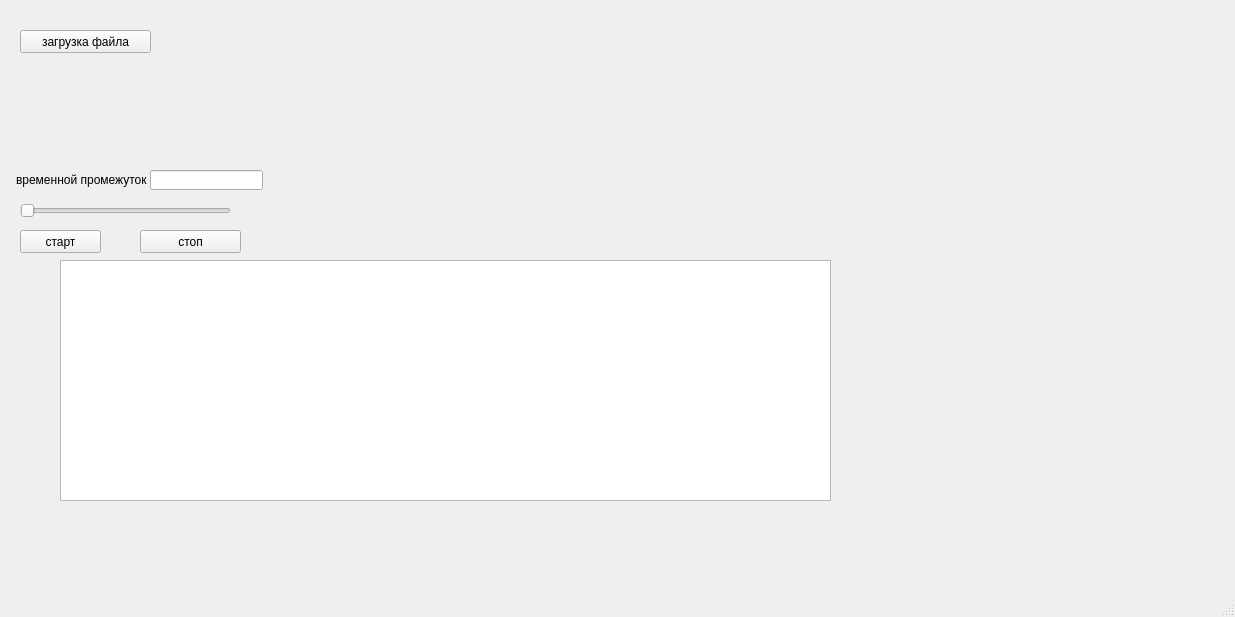
Old version of the form design.ui in the repository nikolamilchev/gui.
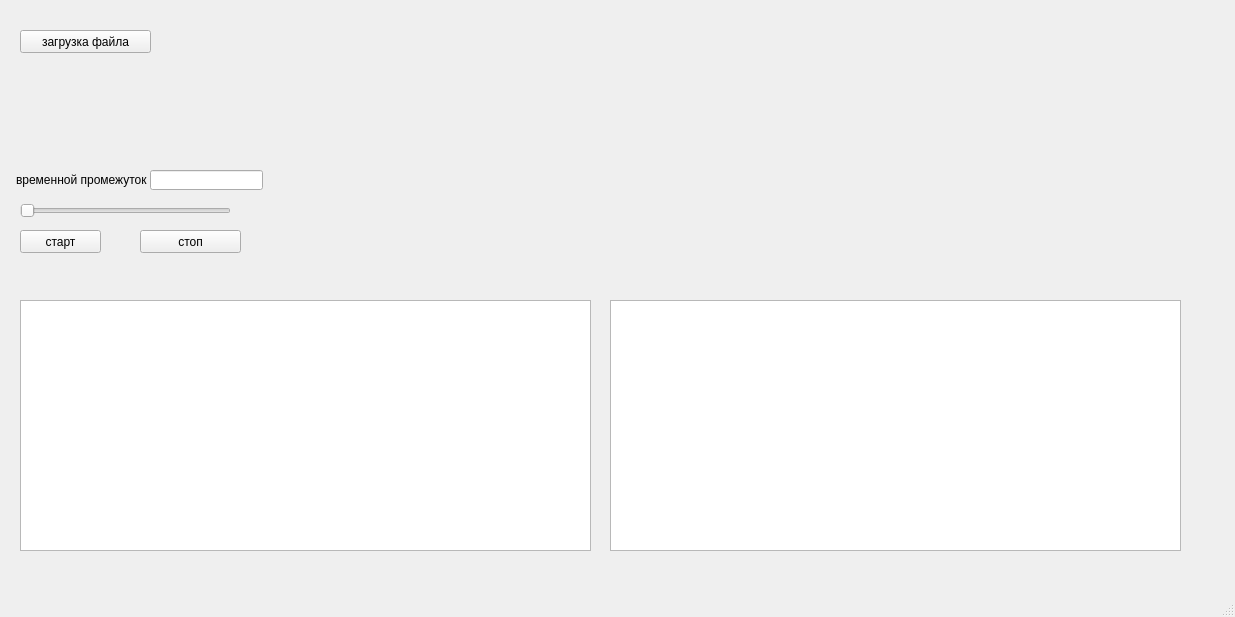
New version of the form.

```diff
--- a/design.ui
+++ b/design.ui
@@ -53,16 +53,6 @@
      <string>временной промежуток:</string>
     </property>
    </widget>
-   <widget class="QTableWidget" name="tableWidget">
-    <property name="geometry">
-     <rect>
-      <x>60</x>
-      <y>260</y>
-      <width>771</width>
-      <height>241</height>
-     </rect>
-    </property>
-   </widget>
    <widget class="QLineEdit" name="lineEdit">
     <property name="enabled">
      <bool>true</bool>
@@ -79,7 +69,7 @@
    <widget class="QWidget" name="widget_2" native="true">
     <property name="geometry">
      <rect>
-      <x>580</x>
+      <x>570</x>
       <y>70</y>
       <width>221</width>
       <height>141</height>
@@ -132,6 +122,26 @@
      <string>стоп</string>
     </property>
    </widget>
+   <widget class="QTableView" name="tableView">
+    <property name="geometry">
+     <rect>
+      <x>20</x>
+      <y>300</y>
+      <width>571</width>
+      <height>251</height>
+     </rect>
+    </property>
+   </widget>
+   <widget class="QTableView" name="tableView_2">
+    <property name="geometry">
+     <rect>
+      <x>610</x>
+      <y>300</y>
+      <width>571</width>
+      <height>251</height>
+     </rect>
+    </property>
+   </widget>
   </widget>
   <widget class="QMenuBar" name="menubar">
    <property name="geometry">
```
